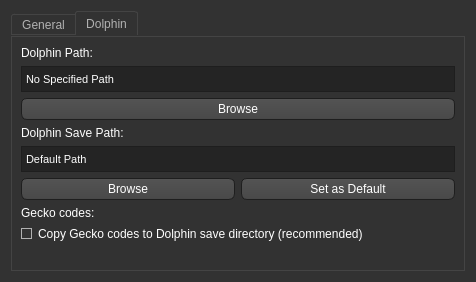
BenjaminHalko/WiiMusicEditorPlus, file Settings.ui: the form before one commit.
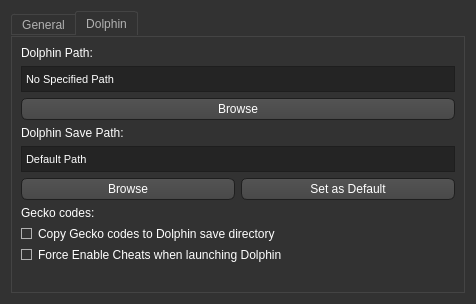
The form after the commit. The open tabs and pages were chosen to show the change. Icons and pictures are not drawn.

What changed in the file:
```diff
--- a/Settings.ui
+++ b/Settings.ui
@@ -10,7 +10,7 @@
     <x>0</x>
     <y>0</y>
     <width>476</width>
-    <height>282</height>
+    <height>304</height>
    </rect>
   </property>
   <property name="windowTitle">
@@ -775,7 +775,17 @@
        <item>
         <widget class="QCheckBox" name="Dolphon_Geckocodes">
          <property name="text">
-          <string>Copy Gecko codes to Dolphin save directory (recommended)</string>
+          <string>Copy Gecko codes to Dolphin save directory</string>
+         </property>
+         <property name="checked">
+          <bool>true</bool>
+         </property>
+        </widget>
+       </item>
+       <item>
+        <widget class="QCheckBox" name="DolphinEnableCheats">
+         <property name="text">
+          <string>Force Enable Cheats when launching Dolphin</string>
          </property>
          <property name="checked">
           <bool>true</bool>
```
